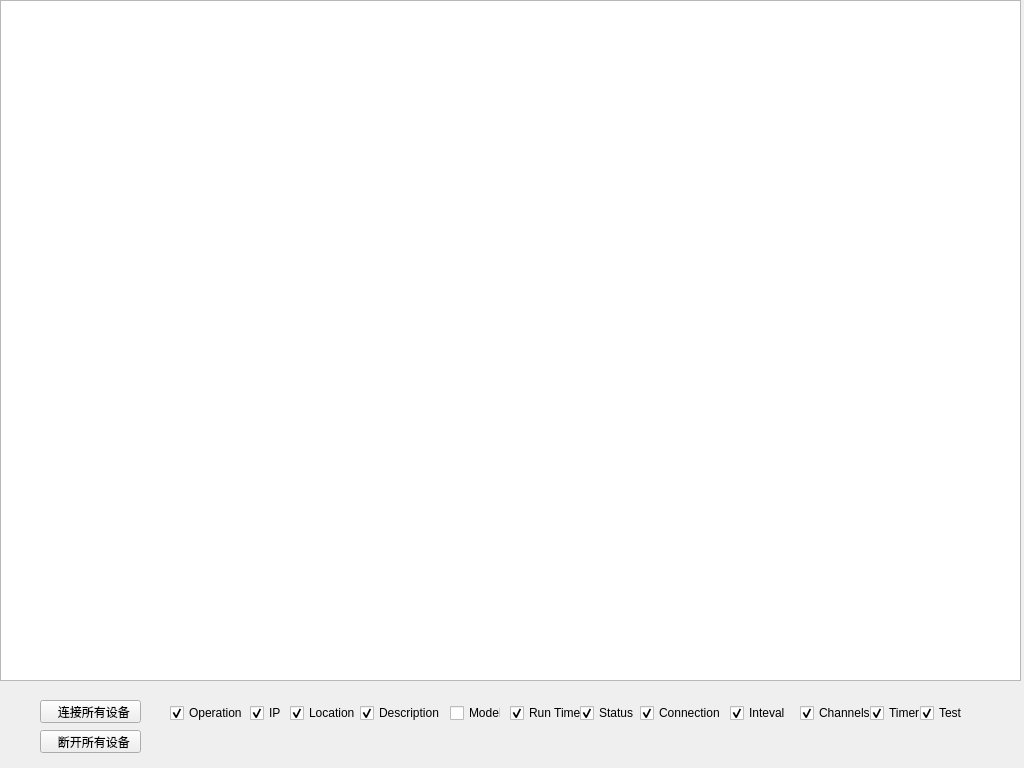
Above: relay/deviceswnd.ui from jpcstpj7281/gameseer before the change. Below: the same form after it.
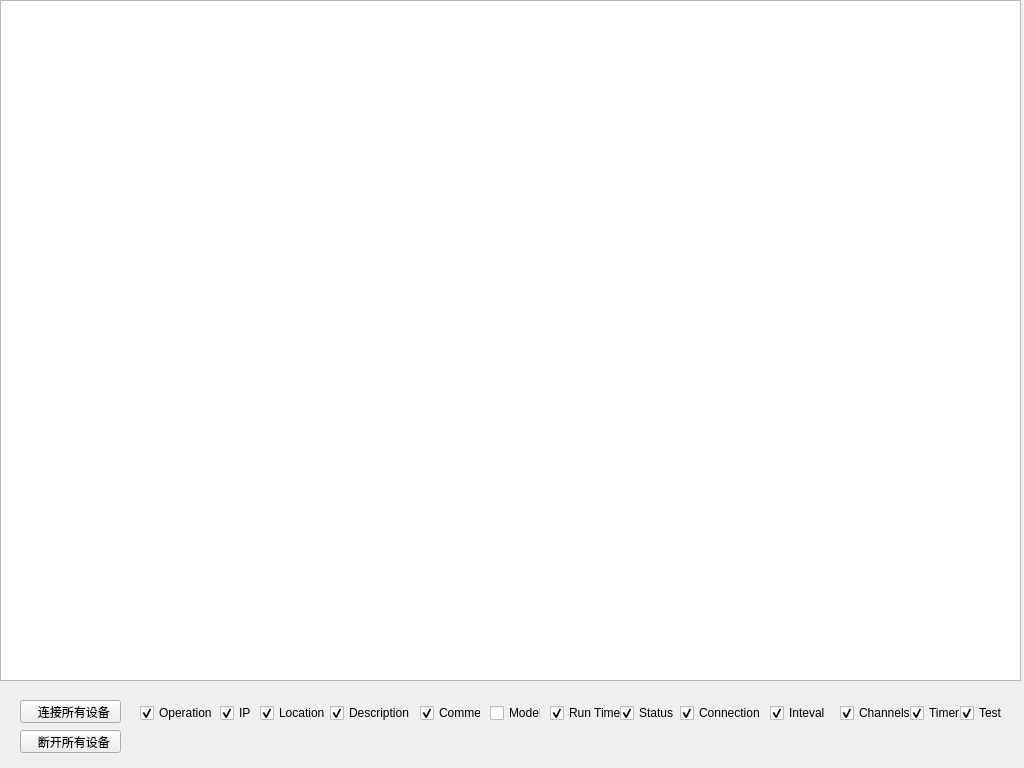
That is the form after the change.

Commit message: impl login, conn fail, editFinished, comment, autoconn,

Diff of the .ui file:
```diff
--- a/relay/deviceswnd.ui
+++ b/relay/deviceswnd.ui
@@ -38,7 +38,7 @@
   <widget class="QPushButton" name="connAll">
    <property name="geometry">
     <rect>
-     <x>40</x>
+     <x>20</x>
      <y>700</y>
      <width>101</width>
      <height>23</height>
@@ -51,7 +51,7 @@
   <widget class="QPushButton" name="disconnAll">
    <property name="geometry">
     <rect>
-     <x>40</x>
+     <x>20</x>
      <y>730</y>
      <width>101</width>
      <height>23</height>
@@ -64,7 +64,7 @@
   <widget class="QCheckBox" name="checkBox_1">
    <property name="geometry">
     <rect>
-     <x>250</x>
+     <x>220</x>
      <y>705</y>
      <width>31</width>
      <height>16</height>
@@ -80,7 +80,7 @@
   <widget class="QCheckBox" name="checkBox_2">
    <property name="geometry">
     <rect>
-     <x>290</x>
+     <x>260</x>
      <y>705</y>
      <width>71</width>
      <height>16</height>
@@ -96,7 +96,7 @@
   <widget class="QCheckBox" name="checkBox_3">
    <property name="geometry">
     <rect>
-     <x>360</x>
+     <x>330</x>
      <y>705</y>
      <width>91</width>
      <height>16</height>
@@ -112,7 +112,7 @@
   <widget class="QCheckBox" name="checkBox_4">
    <property name="geometry">
     <rect>
-     <x>450</x>
+     <x>490</x>
      <y>705</y>
      <width>51</width>
      <height>16</height>
@@ -125,33 +125,17 @@
     <bool>false</bool>
    </property>
   </widget>
-  <widget class="QCheckBox" name="checkBox_5">
-   <property name="geometry">
-    <rect>
-     <x>510</x>
-     <y>705</y>
-     <width>71</width>
-     <height>16</height>
-    </rect>
-   </property>
-   <property name="text">
-    <string>Run Time</string>
-   </property>
-   <property name="checked">
-    <bool>true</bool>
-   </property>
-  </widget>
   <widget class="QCheckBox" name="checkBox_6">
    <property name="geometry">
     <rect>
-     <x>580</x>
+     <x>550</x>
      <y>705</y>
      <width>71</width>
      <height>16</height>
     </rect>
    </property>
    <property name="text">
-    <string>Status</string>
+    <string>Run Time</string>
    </property>
    <property name="checked">
     <bool>true</bool>
@@ -160,14 +144,14 @@
   <widget class="QCheckBox" name="checkBox_7">
    <property name="geometry">
     <rect>
-     <x>640</x>
+     <x>620</x>
      <y>705</y>
-     <width>81</width>
+     <width>71</width>
      <height>16</height>
     </rect>
    </property>
    <property name="text">
-    <string>Connection</string>
+    <string>Status</string>
    </property>
    <property name="checked">
     <bool>true</bool>
@@ -176,14 +160,14 @@
   <widget class="QCheckBox" name="checkBox_8">
    <property name="geometry">
     <rect>
-     <x>730</x>
+     <x>680</x>
      <y>705</y>
-     <width>71</width>
+     <width>81</width>
      <height>16</height>
     </rect>
    </property>
    <property name="text">
-    <string>Inteval</string>
+    <string>Connection</string>
    </property>
    <property name="checked">
     <bool>true</bool>
@@ -192,14 +176,14 @@
   <widget class="QCheckBox" name="checkBox_9">
    <property name="geometry">
     <rect>
-     <x>800</x>
+     <x>770</x>
      <y>705</y>
      <width>71</width>
      <height>16</height>
     </rect>
    </property>
    <property name="text">
-    <string>Channels</string>
+    <string>Inteval</string>
    </property>
    <property name="checked">
     <bool>true</bool>
@@ -208,7 +192,23 @@
   <widget class="QCheckBox" name="checkBox_10">
    <property name="geometry">
     <rect>
-     <x>870</x>
+     <x>840</x>
+     <y>705</y>
+     <width>71</width>
+     <height>16</height>
+    </rect>
+   </property>
+   <property name="text">
+    <string>Channels</string>
+   </property>
+   <property name="checked">
+    <bool>true</bool>
+   </property>
+  </widget>
+  <widget class="QCheckBox" name="checkBox_11">
+   <property name="geometry">
+    <rect>
+     <x>910</x>
      <y>705</y>
      <width>51</width>
      <height>16</height>
@@ -224,7 +224,7 @@
   <widget class="QCheckBox" name="checkBox_0">
    <property name="geometry">
     <rect>
-     <x>170</x>
+     <x>140</x>
      <y>705</y>
      <width>81</width>
      <height>16</height>
@@ -237,10 +237,10 @@
     <bool>true</bool>
    </property>
   </widget>
-  <widget class="QCheckBox" name="checkBox_11">
+  <widget class="QCheckBox" name="checkBox_12">
    <property name="geometry">
     <rect>
-     <x>920</x>
+     <x>960</x>
      <y>705</y>
      <width>51</width>
      <height>16</height>
@@ -253,6 +253,22 @@
     <bool>true</bool>
    </property>
   </widget>
+  <widget class="QCheckBox" name="checkBox_4">
+   <property name="geometry">
+    <rect>
+     <x>420</x>
+     <y>705</y>
+     <width>61</width>
+     <height>16</height>
+    </rect>
+   </property>
+   <property name="text">
+    <string>Comment</string>
+   </property>
+   <property name="checked">
+    <bool>true</bool>
+   </property>
+  </widget>
  </widget>
  <resources/>
  <connections/>
```
Left out of the diff: 2 changed lines with no effect on the pictures. The commit also changes 11 other files.
